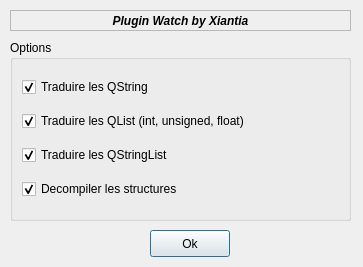
Old version of the form 2006.1.6.0-d-1.0.2/plugins/debugger/debuggerWatch/settingWatch.ui in the repository pasnox/monkeystudio1.
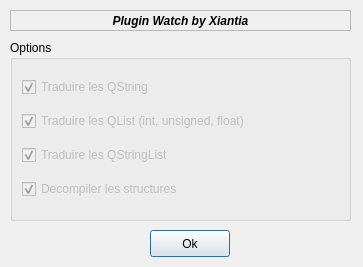
New version of the form.

Diff of the .ui file:
```diff
--- a/2006.1.6.0-d-1.0.2/plugins/debugger/debuggerWatch/settingWatch.ui
+++ b/2006.1.6.0-d-1.0.2/plugins/debugger/debuggerWatch/settingWatch.ui
@@ -72,6 +72,9 @@
     </property>
     <item row="3" column="0" >
      <widget class="QCheckBox" name="checkBox_2" >
+      <property name="enabled" >
+       <bool>false</bool>
+      </property>
       <property name="text" >
        <string>Decompiler les structures</string>
       </property>
@@ -82,6 +85,9 @@
     </item>
     <item row="2" column="0" >
      <widget class="QCheckBox" name="checkBox_3" >
+      <property name="enabled" >
+       <bool>false</bool>
+      </property>
       <property name="text" >
        <string>Traduire les QStringList</string>
       </property>
@@ -92,6 +98,9 @@
     </item>
     <item row="1" column="0" >
      <widget class="QCheckBox" name="checkBox_4" >
+      <property name="enabled" >
+       <bool>false</bool>
+      </property>
       <property name="text" >
        <string>Traduire les QList (int, unsigned, float)</string>
       </property>
@@ -102,6 +111,9 @@
     </item>
     <item row="0" column="0" >
      <widget class="QCheckBox" name="checkBox" >
+      <property name="enabled" >
+       <bool>false</bool>
+      </property>
       <property name="text" >
        <string>Traduire les QString</string>
       </property>
```
Left out of the diff: 26 changed lines with no effect on the pictures.
